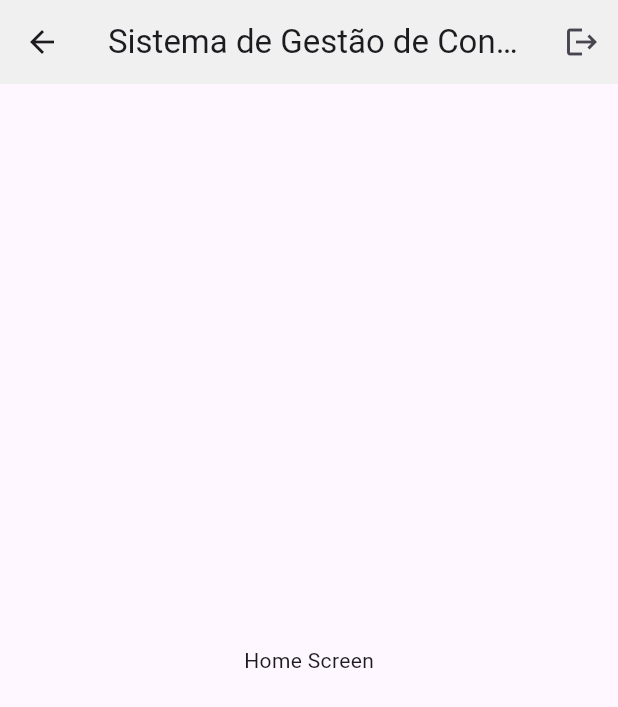
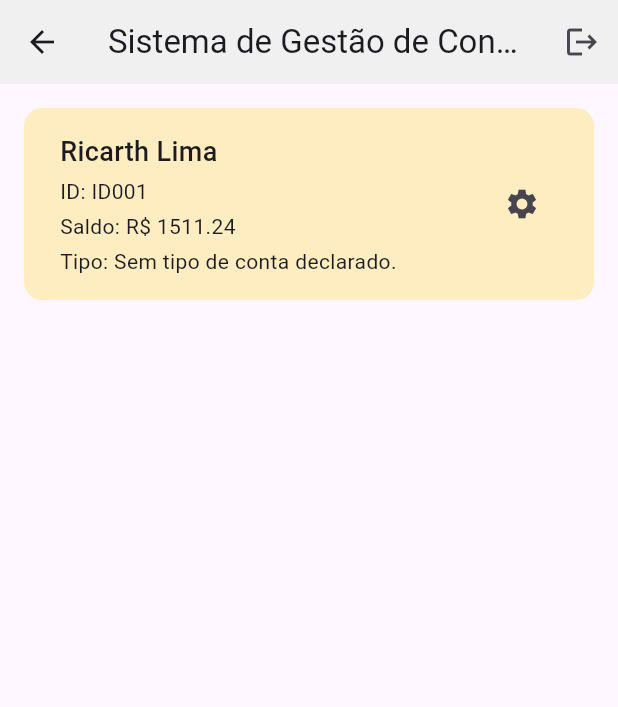
Before and after one commit to ricarthlima/dart_flutter_ahead, a Flutter app: the HomeScreen screen opened by its route, on a phone screen of 412 x 824 dp. Shown: the top 707 px of the screen. Run offline on Flutter 3.47's test engine with Material 3 defaults, Android fonts, the phone set to English and light mode, and no system bars.

Commit message:
v2.5 - transformando model em widget

```diff
--- a/lib/ui/home_screen.dart
+++ b/lib/ui/home_screen.dart
@@ -1,4 +1,6 @@
+import 'package:dart_flutter_ahead/models/account.dart';
 import 'package:dart_flutter_ahead/ui/styles/colors.dart';
+import 'package:dart_flutter_ahead/ui/widgets/account_widget.dart';
 import 'package:flutter/material.dart';
 
 class HomeScreen extends StatelessWidget {
@@ -20,8 +22,17 @@
           ),
         ],
       ),
-      body: const Center(
-        child: Text("Home Screen"),
+      body: Padding(
+        padding: const EdgeInsets.all(16),
+        child: AccountWidget(
+          account: Account(
+            id: "ID001",
+            name: "Ricarth",
+            lastName: "Lima",
+            balance: 1511.24,
+            accountType: null,
+          ),
+        ),
       ),
     );
   }
--- a/lib/ui/styles/colors.dart
+++ b/lib/ui/styles/colors.dart
@@ -2,5 +2,6 @@
 
 class AppColors {
   static const Color orange = Color(0xFFFFa902);
+  static const Color lightOrange = Color(0xFFffedc2);
   static const Color lightGrey = Color(0xFFf0f0f0);
 }
--- /dev/null
+++ b/lib/ui/widgets/account_widget.dart
@@ -0,0 +1,47 @@
+import 'package:dart_flutter_ahead/models/account.dart';
+import 'package:dart_flutter_ahead/ui/styles/colors.dart';
+import 'package:flutter/material.dart';
+
+class AccountWidget extends StatelessWidget {
+  final Account account;
+  const AccountWidget({super.key, required this.account});
+
+  @override
+  Widget build(BuildContext context) {
+    return Container(
+      height: 128,
+      decoration: BoxDecoration(
+        color: AppColors.lightOrange,
+        borderRadius: BorderRadius.circular(12),
+      ),
+      padding: const EdgeInsets.symmetric(vertical: 16, horizontal: 24),
+      child: Row(
+        mainAxisAlignment: MainAxisAlignment.spaceBetween,
+        children: [
+          Column(
+            crossAxisAlignment: CrossAxisAlignment.start,
+            mainAxisAlignment: MainAxisAlignment.spaceBetween,
+            children: [
+              Text(
+                "${account.name} ${account.lastName}",
+                style: const TextStyle(
+                  fontWeight: FontWeight.w500,
+                  fontSize: 18,
+                ),
+              ),
+              Text("ID: ${account.id}"),
+              Text("Saldo: R\$ ${account.balance.toStringAsFixed(2)}"),
+              Text(
+                "Tipo: ${account.accountType ?? "Sem tipo de conta declarado."}",
+              ),
+            ],
+          ),
+          IconButton(
+            onPressed: () {},
+            icon: const Icon(Icons.settings),
+          )
+        ],
+      ),
+    );
+  }
+}
```
